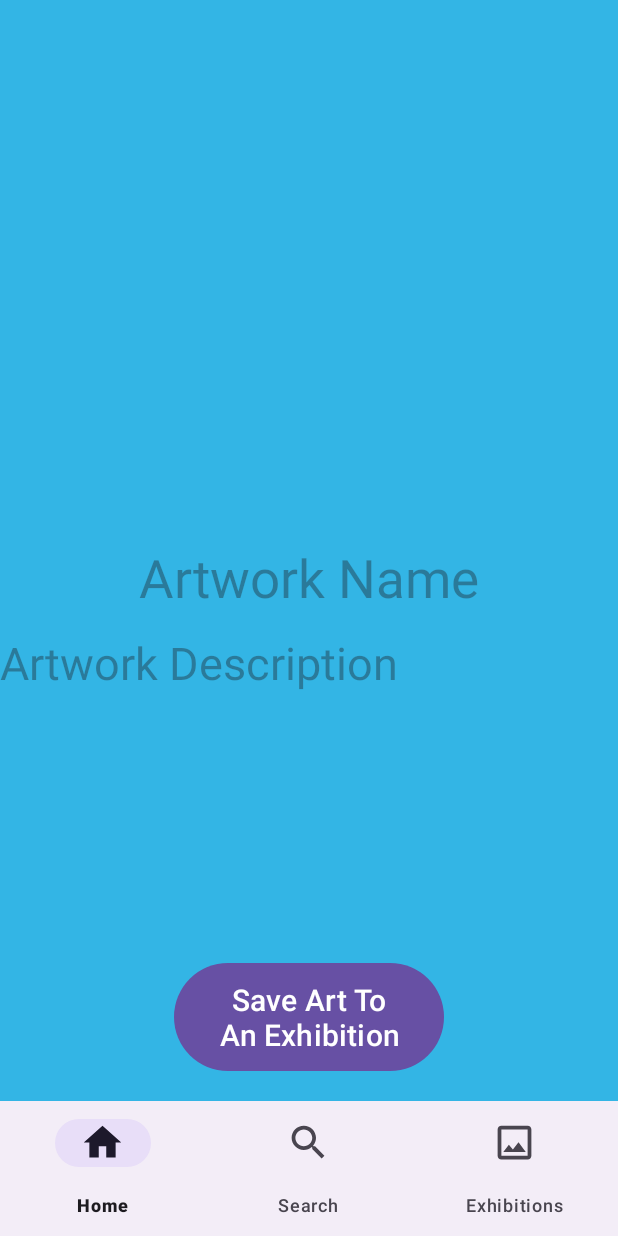
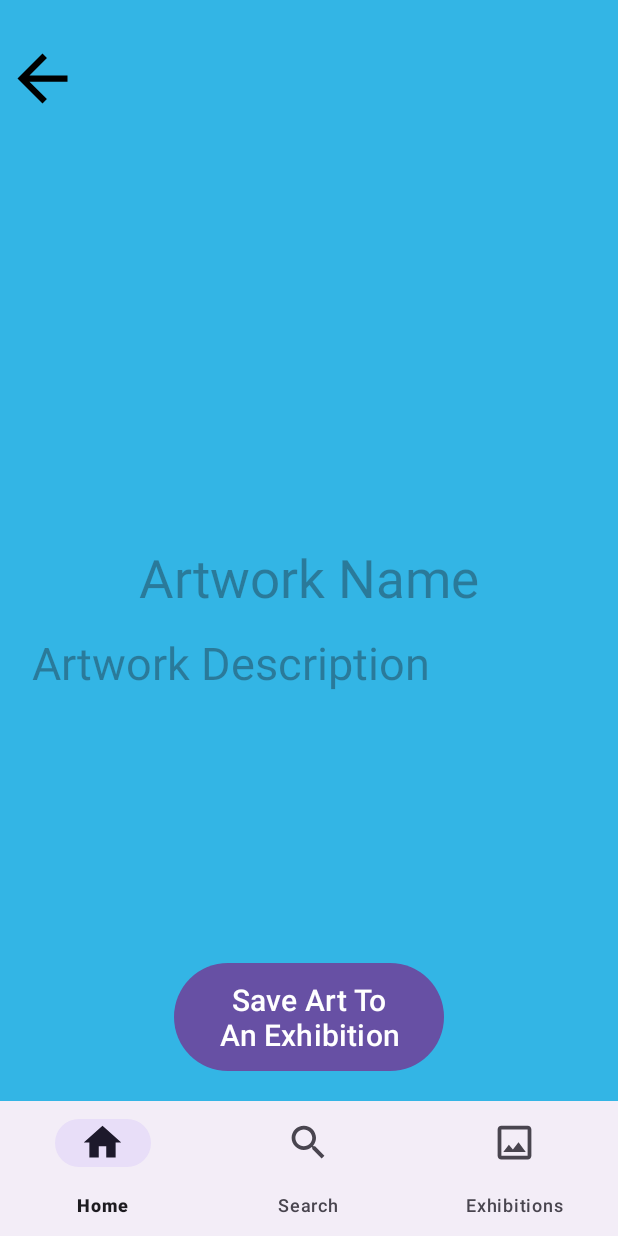
Before and after one commit to Totsua/exhibition-curator-android, an Android app: the fragment ArtworkDetailsFragment placed in its activity, on a phone screen of 412 x 824 dp. Run offline under Robolectric (Android 15) with nearby library versions, the phone set to English and light mode, and no system bars; our stand-ins replace data binding; pictures from the network do not load; 4 statements that could not run were skipped.

Commit message:
feat: add back button to artwork details

```diff
--- a/app/src/main/res/layout/fragment_artwork_details.xml
+++ b/app/src/main/res/layout/fragment_artwork_details.xml
@@ -38,7 +38,7 @@
 
         <TextView
             android:id="@+id/artworkDetailsArtDescription"
-            android:layout_width="0dp"
+            android:layout_width="370dp"
             android:layout_height="200dp"
             android:hint="Artwork Description"
             android:textSize="30sp"
@@ -65,6 +65,18 @@
             app:layout_constraintVertical_bias="0.5"
             />
 
+        <androidx.appcompat.widget.AppCompatButton
+            android:id="@+id/artworkDetailsBackButton"
+            android:layout_width="50dp"
+            android:layout_height="50dp"
+            android:background="@drawable/ic_back_arrow"
+            app:layout_constraintTop_toTopOf="parent"
+            app:layout_constraintBottom_toBottomOf="parent"
+            app:layout_constraintStart_toStartOf="parent"
+            app:layout_constraintEnd_toEndOf="parent"
+            app:layout_constraintVertical_bias="0.04"
+            app:layout_constraintHorizontal_bias="0.01"
+            />
 
     </androidx.constraintlayout.widget.ConstraintLayout>
 </FrameLayout>
```
